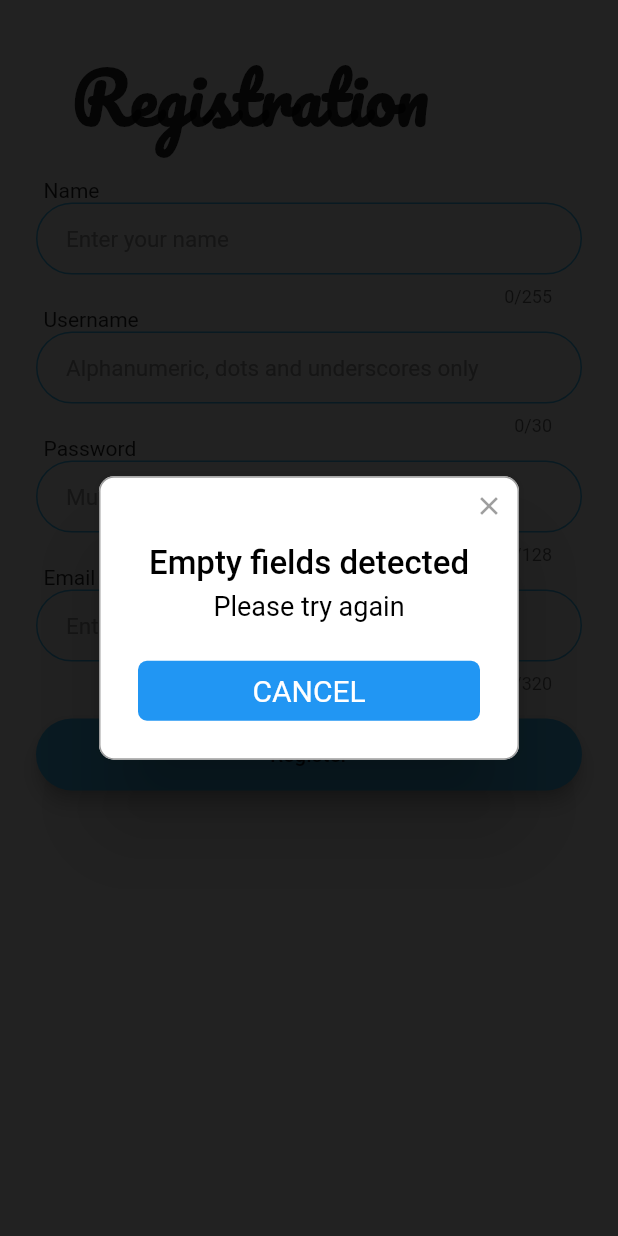
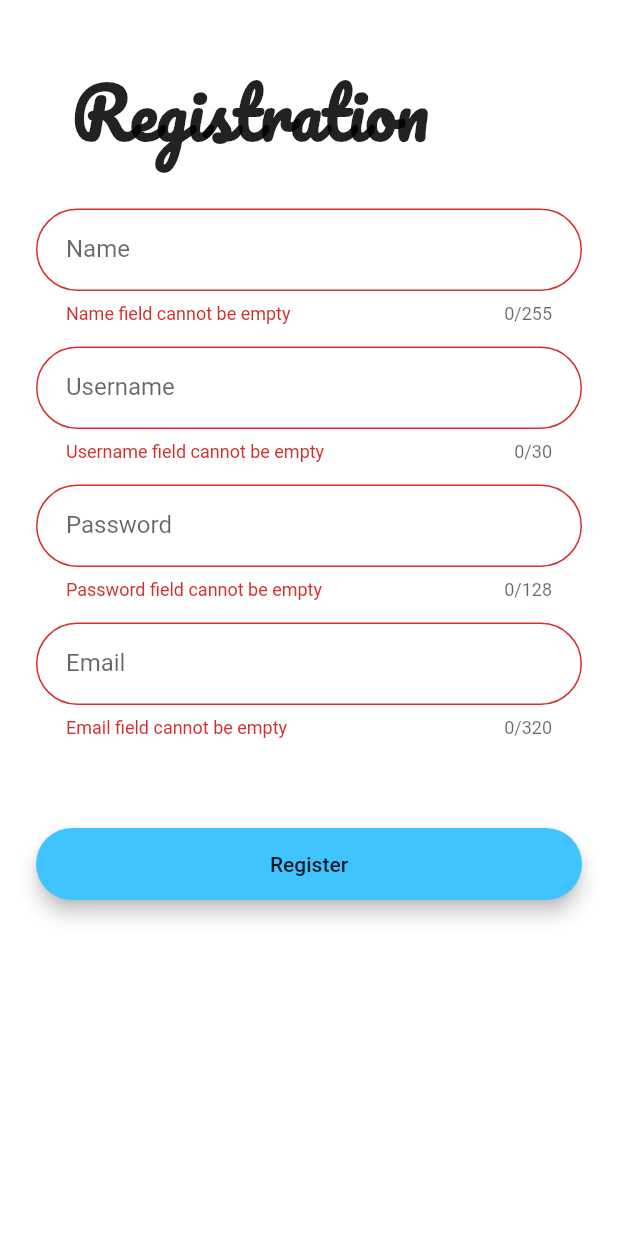
Before and after one commit to Rookie441/CZ2006_History-Buddy, a Flutter app: the Register screen opened by its route, after a tap on "Register", on a phone screen of 412 x 824 dp. Run offline on Flutter 3.47's test engine with Material 2 defaults, Android fonts, the phone set to English and light mode, and no system bars; drawn by our look-alikes of modal_progress_hud_nsn, rflutter_alert; our stand-ins replace animated_text_kit, cloud_firestore, firebase_auth, firebase_core, geolocator, google_maps_flutter and 4 more; missing offline and left inert: android_intent, flutter_polyline_points, geojson; accounts and stored records are empty.

Commit message:
improve registration error handling

```diff
--- a/lib/constants.dart
+++ b/lib/constants.dart
@@ -6,6 +6,25 @@ InputDecoration buildInputDecoration(String hintText) {
     hintText: hintText,
     hintStyle: TextStyle(fontSize: 15.0, color: Colors.grey),
     contentPadding: EdgeInsets.symmetric(vertical: 10.0, horizontal: 20.0),
+    border: OutlineInputBorder(
+      borderRadius: BorderRadius.all(Radius.circular(32.0)),
+    ),
+    enabledBorder: OutlineInputBorder(
+      borderSide: BorderSide(color: Colors.lightBlueAccent, width: 1.0),
+      borderRadius: BorderRadius.all(Radius.circular(32.0)),
+    ),
+    focusedBorder: OutlineInputBorder(
+      borderSide: BorderSide(color: Colors.lightBlueAccent, width: 2.0),
+      borderRadius: BorderRadius.all(Radius.circular(32.0)),
+    ),
+  );
+}
+
+InputDecoration registerInputDecoration(String labelText) {
+  return InputDecoration(
+    labelText: labelText,
+    hintStyle: TextStyle(fontSize: 15.0, color: Colors.grey),
+    contentPadding: EdgeInsets.symmetric(vertical: 18.0, horizontal: 20.0),
     border: OutlineInputBorder(
       borderRadius: BorderRadius.all(Radius.circular(32.0)),
     ),
@@ -45,7 +64,7 @@ void errorAlert(e, context) {
   // Empty Username or password
   if (error_type == "LateInitializationError" ||
       error_msg == " Given String is empty or null") {
-    error_type = "Empty fields detected";
+    error_type = "Login details cannot be empty";
     error_msg = "Please try again";
   }
 
--- a/lib/pages/register.dart
+++ b/lib/pages/register.dart
@@ -5,7 +5,6 @@ import '../constants.dart';
 import "package:rflutter_alert/rflutter_alert.dart";
 import "package:cloud_firestore/cloud_firestore.dart";
 import 'package:modal_progress_hud_nsn/modal_progress_hud_nsn.dart';
-import 'package:animated_text_kit/animated_text_kit.dart';
 
 final _firestore = FirebaseFirestore.instance;
 
@@ -15,8 +14,17 @@ class Register extends StatefulWidget {
 }
 
 class _RegisterState extends State<Register> {
+  final _formKey = GlobalKey<FormState>();
   final _auth = FirebaseAuth.instance;
   bool showSpinner = false;
+
+  // Text Controllers
+  final _nameController = TextEditingController();
+  final _usernameController = TextEditingController();
+  final _passwordController = TextEditingController();
+  final _emailController = TextEditingController();
+
+  // Input Fields
   late String name;
   late String username;
   late String password;
@@ -28,6 +36,8 @@ class _RegisterState extends State<Register> {
       backgroundColor: Colors.white,
       body: ModalProgressHUD(
         inAsyncCall: showSpinner,
+        child: Form(
+          key: _formKey,
           child: Padding(
             padding: EdgeInsets.symmetric(horizontal: 24.0, vertical: 10.0),
             child: SingleChildScrollView(
@@ -37,7 +47,7 @@ class _RegisterState extends State<Register> {
                 children: <Widget>[
                   Padding(
                     padding: const EdgeInsets.symmetric(
-                      vertical: 15.0, horizontal: 24.0),
+                        vertical: 25.0, horizontal: 24.0),
                     child: Text(
                       "Registration",
                       style: TextStyle(
@@ -48,105 +58,111 @@ class _RegisterState extends State<Register> {
                     ),
                   ),
                   Padding(
-                  padding: const EdgeInsets.only(left: 5.0),
-                  child: Text("Name"),
-                ),
-                // Keyboard restriction to requirements means less cases for error handling
-                TextField(
+                    padding: const EdgeInsets.only(bottom: 15.0),
+                    child: TextFormField(
+                      controller: _nameController,
                       maxLength: 255, //Length limit with counter
                       keyboardType: TextInputType.visiblePassword,
-                  inputFormatters: [
-                    //LengthLimitingTextInputFormatter(30), //Length limit without counter
-                    new FilteringTextInputFormatter(RegExp("[a-zA-Z '.-/]"),
-                        allow: true),
-                  ],
-                  onChanged: (value) {
+                      decoration: registerInputDecoration(
+                        'Name',
+                      ),
+                      validator: (value) {
+                        if (value == null || value.isEmpty) {
+                          return 'Name field cannot be empty';
+                          // character minimum requirement error handling (not including whitespaces and symbols)
+                        } else if (value.split(RegExp(r"[a-zA-Z]")).length - 1 <
+                            2) {
+                          return 'Name should contain at least 2 alphabets';
+                        } else if (RegExp(r"[^a-zA-Z '.-/]").hasMatch(value)) {
+                          return 'Name cannot contain that special character';
+                        } else {
                           name = value;
+                        }
+                        return null;
                       },
-                  decoration: buildInputDecoration(
-                      "Enter your name"), //see constants.dart
+                    ),
                   ),
                   Padding(
-                  padding: const EdgeInsets.only(left: 5.0),
-                  child: Text("Username"),
+                    padding: const EdgeInsets.only(bottom: 15.0),
+                    child: TextFormField(
+                      controller: _usernameController,
+                      maxLength: 30, //Length limit with counter
+                      keyboardType: TextInputType.visiblePassword,
+                      decoration: registerInputDecoration(
+                        'Username',
                       ),
-                TextField(
-                  maxLength: 30,
-                  keyboardType: TextInputType.visiblePassword,
-                  inputFormatters: [
-                    new FilteringTextInputFormatter(RegExp("[a-zA-Z0-9._]"),
-                        allow: true),
-                  ],
-                  onChanged: (value) {
+                      validator: (value) {
+                        if (value == null || value.isEmpty) {
+                          return 'Username field cannot be empty';
+                          // character minimum requirement error handling (not including whitespaces and symbols)
+                        } else if (value.split(RegExp(r"[a-zA-Z0-9]")).length -
+                                1 <
+                            3) {
+                          return 'Username should contain at least 3 characters';
+                        } else if (RegExp(r"[^a-zA-Z0-9._]").hasMatch(value)) {
+                          return 'Alphanumeric, dots and underscores only';
+                        } else {
                           username = value;
+                        }
+                        return null;
                       },
-                  decoration: buildInputDecoration(
-                      "Alphanumeric, dots and underscores only"),
+                    ),
                   ),
                   Padding(
-                  padding: const EdgeInsets.only(left: 5.0),
-                  child: Text("Password"),
-                ),
-                TextField(
+                    padding: const EdgeInsets.only(bottom: 15.0),
+                    child: TextFormField(
+                      controller: _passwordController,
                       maxLength: 128,
                       obscureText: true,
-                  onChanged: (value) {
+                      decoration: registerInputDecoration(
+                        'Password',
+                      ),
+                      validator: (value) {
+                        if (value == null || value.isEmpty) {
+                          return 'Password field cannot be empty';
+                        } else if (value.length < 6) {
+                          return 'Must be at least 6 characters';
+                        } else {
                           password = value;
+                        }
+                        return null;
                       },
-                  decoration:
-                      buildInputDecoration("Must be at least 6 characters"),
+                    ),
                   ),
                   Padding(
-                  padding: const EdgeInsets.only(left: 5.0),
-                  child: Text("Email"),
-                ),
-                TextField(
+                    padding: const EdgeInsets.only(bottom: 15.0),
+                    child: TextFormField(
+                      controller: _emailController,
                       maxLength: 320,
                       keyboardType: TextInputType.emailAddress,
-                  inputFormatters: [
-                    new FilteringTextInputFormatter(RegExp("[^ ]"),
-                        allow: true),
-                  ],
-                  onChanged: (value) {
+                      decoration: registerInputDecoration(
+                        'Email',
+                      ),
+                      validator: (value) {
+                        if (value == null || value.isEmpty) {
+                          return 'Email field cannot be empty';
+                        } else if (RegExp(r"[ ]").hasMatch(value)) {
+                          return 'Cannot have spaces';
+                        } else {
                           email = value;
+                        }
+                        return null;
                       },
-                  decoration: buildInputDecoration("Enter your email"),
+                    ),
                   ),
                   Padding(
-                  padding: EdgeInsets.symmetric(vertical: 16.0),
+                    padding: EdgeInsets.symmetric(vertical: 45.0),
                     child: Material(
                       color: Colors.lightBlueAccent,
                       borderRadius: BorderRadius.all(Radius.circular(30.0)),
                       elevation: 5.0,
                       child: MaterialButton(
                         onPressed: () async {
+                          if (_formKey.currentState!.validate()) {
                             setState(() {
                               showSpinner = true;
                             });
                             try {
-                          // character minimum requirement error handling (not including whitespaces and symbols)
-                          int name_length =
-                              name.split(RegExp(r"[a-zA-Z]")).length - 1;
-                          int username_length =
-                              username.split(RegExp(r"[a-zA-Z0-9]")).length - 1;
-                          if (name_length < 2 || username_length < 3) {
-                            if (name_length < 2) {
-                              Alert(
-                                      context: context,
-                                      title: "Inappropriate Length",
-                                      desc:
-                                          "Name should contain at least 2 alphabets")
-                                  .show();
-                            } else {
-                              Alert(
-                                      context: context,
-                                      title: "Inappropriate Length",
-                                      desc:
-                                          "Username should contain at least 3 characters")
-                                  .show();
-                            }
-                            return;
-                          }
                               bool taken = false;
                               // await to iterate through list of usernames in database and break when match is found (error popup), else allow user creation
                               await _firestore
@@ -172,7 +188,10 @@ class _RegisterState extends State<Register> {
                                       email: email, password: password);
                               if (newUser != null) {
                                 //create database collection "userinfo" with email as documentName and fields: name, username
-                            _firestore.collection('userinfo').doc(email).set({
+                                _firestore
+                                    .collection('userinfo')
+                                    .doc(email)
+                                    .set({
                                   'name': name,
                                   'username': username,
                                   'friends': [],
@@ -182,14 +201,14 @@ class _RegisterState extends State<Register> {
                                       .millisecondsSinceEpoch, //Date of account creation
                                   'calories': 0,
                                   'steps': 0,
-                              'quitsteps' : 0,
-                              // calories and steps can be stored in another collection and set only when user starts a route
+                                  'quitsteps': 0,
                                 });
 
                                 Alert(
                                   context: context,
                                   title: "Success!",
-                              desc: "Successfully created account '$username'",
+                                  desc:
+                                      "Successfully created account '$username'",
                                   buttons: [
                                     DialogButton(
                                       child: Text(
@@ -205,11 +224,16 @@ class _RegisterState extends State<Register> {
                                 ).show();
                               }
                             } catch (e) {
-                          errorAlert(e, context);
+                              Alert(
+                                      context: context,
+                                      title: "Invalid Email",
+                                      desc: "Please use a valid email address")
+                                  .show();
                             } finally {
                               setState(() {
                                 showSpinner = false;
                               });
+                            }
                           }
                         },
                         minWidth: 200.0,
@@ -225,6 +249,7 @@ class _RegisterState extends State<Register> {
             ),
           ),
         ),
+      ),
     );
   }
 }
```
Lines whose indentation alone changed are shown as unchanged.
